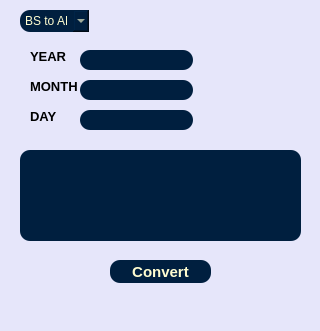
Qt form calendar.ui (Prashant2029/date_converter) before a commit.
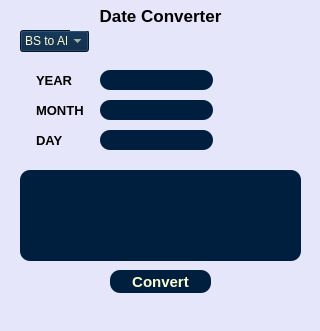
The same form after that commit.

```diff
--- a/calendar.ui
+++ b/calendar.ui
@@ -33,7 +33,7 @@
     <property name="geometry">
      <rect>
       <x>110</x>
-      <y>260</y>
+      <y>270</y>
       <width>101</width>
       <height>23</height>
      </rect>
@@ -62,7 +62,7 @@
     <property name="geometry">
      <rect>
       <x>20</x>
-      <y>150</y>
+      <y>170</y>
       <width>281</width>
       <height>91</height>
      </rect>
@@ -92,14 +92,13 @@
     <property name="geometry">
      <rect>
       <x>20</x>
-      <y>10</y>
+      <y>30</y>
       <width>69</width>
       <height>22</height>
      </rect>
     </property>
     <property name="styleSheet">
-     <string notr="true">border-radius:10px;
-background-color: #001f3f; 
+     <string notr="true">background-color: #001f3f; 
 color:#fffdd0</string>
     </property>
     <item>
@@ -116,10 +115,10 @@
    <widget class="QLabel" name="label_2">
     <property name="geometry">
      <rect>
-      <x>30</x>
-      <y>50</y>
-      <width>47</width>
-      <height>13</height>
+      <x>36</x>
+      <y>70</y>
+      <width>61</width>
+      <height>20</height>
      </rect>
     </property>
     <property name="font">
@@ -139,10 +138,10 @@
    <widget class="QLabel" name="label_3">
     <property name="geometry">
      <rect>
-      <x>30</x>
-      <y>80</y>
-      <width>47</width>
-      <height>13</height>
+      <x>36</x>
+      <y>100</y>
+      <width>61</width>
+      <height>20</height>
      </rect>
     </property>
     <property name="font">
@@ -159,10 +158,10 @@
    <widget class="QLabel" name="label_4">
     <property name="geometry">
      <rect>
-      <x>30</x>
-      <y>110</y>
-      <width>47</width>
-      <height>13</height>
+      <x>36</x>
+      <y>130</y>
+      <width>61</width>
+      <height>20</height>
      </rect>
     </property>
     <property name="font">
@@ -175,16 +174,26 @@
     <property name="text">
      <string>DAY</string>
     </property>
+    <property name="alignment">
+     <set>Qt::AlignLeading|Qt::AlignLeft|Qt::AlignVCenter</set>
+    </property>
    </widget>
    <widget class="QLineEdit" name="year">
     <property name="geometry">
      <rect>
-      <x>80</x>
-      <y>50</y>
+      <x>100</x>
+      <y>70</y>
       <width>113</width>
       <height>20</height>
      </rect>
     </property>
+    <property name="font">
+     <font>
+      <pointsize>9</pointsize>
+      <weight>75</weight>
+      <bold>true</bold>
+     </font>
+    </property>
     <property name="styleSheet">
      <string notr="true">border-radius:10px;
 background-color: #001f3f; 
@@ -197,12 +206,19 @@
    <widget class="QLineEdit" name="month">
     <property name="geometry">
      <rect>
-      <x>80</x>
-      <y>80</y>
+      <x>100</x>
+      <y>100</y>
       <width>113</width>
       <height>20</height>
      </rect>
     </property>
+    <property name="font">
+     <font>
+      <pointsize>9</pointsize>
+      <weight>75</weight>
+      <bold>true</bold>
+     </font>
+    </property>
     <property name="styleSheet">
      <string notr="true">border-radius:10px;
 background-color: #001f3f; 
@@ -215,12 +231,19 @@
    <widget class="QLineEdit" name="day">
     <property name="geometry">
      <rect>
-      <x>80</x>
-      <y>110</y>
+      <x>100</x>
+      <y>130</y>
       <width>113</width>
       <height>20</height>
      </rect>
     </property>
+    <property name="font">
+     <font>
+      <pointsize>9</pointsize>
+      <weight>75</weight>
+      <bold>true</bold>
+     </font>
+    </property>
     <property name="styleSheet">
      <string notr="true">border-radius:10px;
 background-color: #001f3f; 
@@ -230,6 +253,29 @@
      <set>Qt::AlignCenter</set>
     </property>
    </widget>
+   <widget class="QLabel" name="label_5">
+    <property name="geometry">
+     <rect>
+      <x>70</x>
+      <y>0</y>
+      <width>181</width>
+      <height>31</height>
+     </rect>
+    </property>
+    <property name="font">
+     <font>
+      <pointsize>13</pointsize>
+      <weight>75</weight>
+      <bold>true</bold>
+     </font>
+    </property>
+    <property name="text">
+     <string>Date Converter</string>
+    </property>
+    <property name="alignment">
+     <set>Qt::AlignCenter</set>
+    </property>
+   </widget>
   </widget>
   <widget class="QMenuBar" name="menubar">
    <property name="geometry">
```
Left out of the diff: 4 changed lines with no effect on the pictures.
